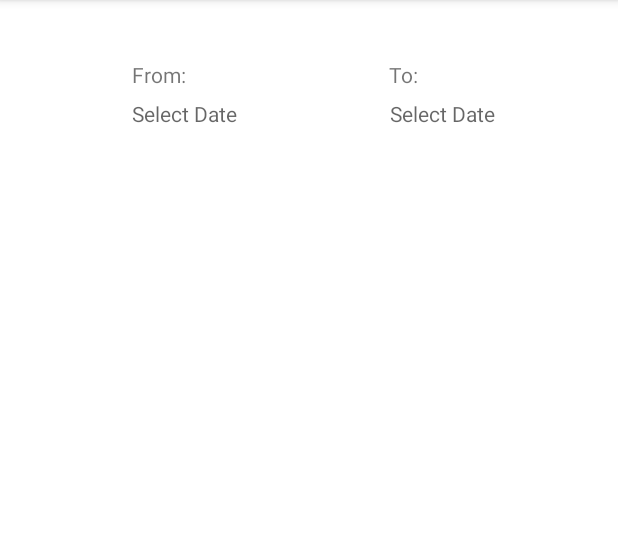
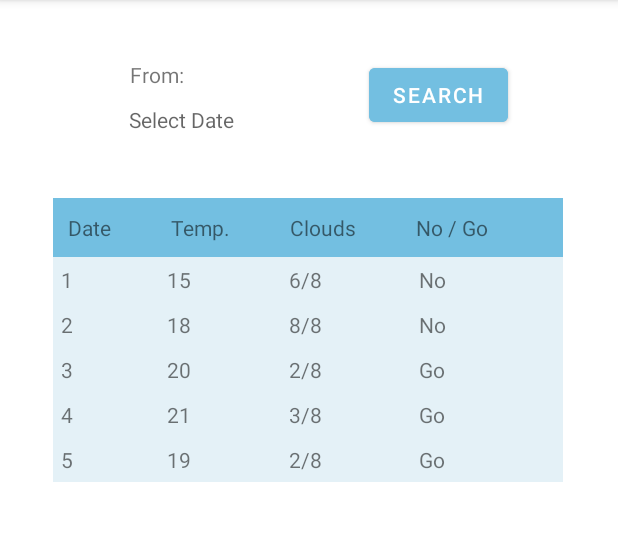
Before and after one commit to roeelap/weather-mobile-app, an Android app: the MainActivity screen opened directly, with no data from a screen before it, on a phone screen of 412 x 824 dp, the part 84-625 px from its top. Run offline under Robolectric (Android 15) with nearby library versions, the phone set to English and light mode, and no system bars.

Commit message:
Main activity with a dste select, search and a demo table

```diff
--- a/client/app/src/main/AndroidManifest.xml
+++ b/client/app/src/main/AndroidManifest.xml
@@ -9,7 +9,7 @@
         android:allowBackup="true"
         android:dataExtractionRules="@xml/data_extraction_rules"
         android:fullBackupContent="@xml/backup_rules"
-        android:icon="@mipmap/ic_launcher"
+        android:icon="@android:drawable/ic_dialog_map"
         android:label="@string/app_name"
         android:supportsRtl="true"
         android:theme="@style/Theme.TeamWeather"
@@ -33,7 +33,7 @@
             android:name=".MainActivity"
             android:exported="false" />
 
-<!--        date first-->
+<!--        date first for debugging use-->
 <!--        <activity-->
 <!--            android:name=".MapsActivity"-->
 <!--            android:exported="true" />-->
@@ -47,6 +47,7 @@
 <!--                <category android:name="android.intent.category.LAUNCHER" />-->
 <!--            </intent-filter>-->
 <!--        </activity>-->
+
     </application>
 
 </manifest>
--- a/client/app/src/main/java/com/example/teamweather/MainActivity.java
+++ b/client/app/src/main/java/com/example/teamweather/MainActivity.java
@@ -17,15 +17,14 @@ public class MainActivity extends AppCompatActivity {
 
     private static final String TAG = "MainActivity";
 
-    private TextView mDisplayDateFrom, mDisplayDateTo;
-    private DatePickerDialog.OnDateSetListener mDateSetListenerFrom, mDateSetListenerTo;
+    private TextView mDisplayDateFrom;
+    private DatePickerDialog.OnDateSetListener mDateFromSetListener;
 
     @Override
     protected void onCreate(Bundle savedInstanceState) {
         super.onCreate(savedInstanceState);
         setContentView(R.layout.activity_main);
         mDisplayDateFrom = (TextView) findViewById(R.id.textView_selectDateFrom);
-        mDisplayDateTo = (TextView) findViewById(R.id.textView_selectDateFrom);
 
         mDisplayDateFrom.setOnClickListener(new View.OnClickListener() {
             @Override
@@ -37,19 +36,21 @@ public class MainActivity extends AppCompatActivity {
 
                     DatePickerDialog dialog = new DatePickerDialog(
                             MainActivity.this,
-                        android.R.style.Widget_Holo_ActionBar_Solid,
-                        mDateSetListenerFrom,
+                            android.R.style.Theme_Holo_Dialog_MinWidth,
+                            mDateFromSetListener,
                             year, month, day);
                     dialog.getWindow().setBackgroundDrawable(new ColorDrawable(Color.TRANSPARENT));
                     dialog.show();
             }
         });
 
-        mDateSetListenerFrom = new DatePickerDialog.OnDateSetListener() {
-            @Override
-            public void onDateSet(DatePicker datePicker, int year, int month, int day) {
-                Log.d(TAG, "onDateSet: date: " + day + "/" + month + "/" + year);
-            }
+
+        mDateFromSetListener = (datePicker, year, month, day) -> {
+            month = month + 1;
+            Log.d(TAG, "onDateSet: date: dd/mm/yyyy " + day + "/" + month + "/" + year);
+
+            String dateFrom = day + "/" + month + "/" + year;
+            mDisplayDateFrom.setText(dateFrom);
         };
     }
 }
--- a/client/app/src/main/res/layout/activity_main.xml
+++ b/client/app/src/main/res/layout/activity_main.xml
@@ -13,7 +13,7 @@
         android:text="From:"
         app:layout_constraintBottom_toBottomOf="parent"
         app:layout_constraintEnd_toEndOf="parent"
-        app:layout_constraintHorizontal_bias="0.234"
+        app:layout_constraintHorizontal_bias="0.23"
         app:layout_constraintStart_toStartOf="parent"
         app:layout_constraintTop_toTopOf="parent"
         app:layout_constraintVertical_bias="0.053" />
@@ -25,34 +25,208 @@
         android:hint="Select Date"
         app:layout_constraintBottom_toBottomOf="parent"
         app:layout_constraintEnd_toEndOf="parent"
-        app:layout_constraintHorizontal_bias="0.258"
+        app:layout_constraintHorizontal_bias="0.252"
         app:layout_constraintStart_toStartOf="parent"
         app:layout_constraintTop_toBottomOf="@+id/textView_from"
-        app:layout_constraintVertical_bias="0.01" />
+        app:layout_constraintVertical_bias="0.015" />
 
-    <TextView
-        android:id="@+id/textView_to"
+    <TableLayout
+        android:layout_width="340dp"
+        android:layout_height="373dp"
+        android:layout_marginTop="32dp"
+        app:layout_constraintBottom_toBottomOf="parent"
+        app:layout_constraintEnd_toEndOf="parent"
+        app:layout_constraintHorizontal_bias="0.492"
+        app:layout_constraintStart_toStartOf="parent"
+        app:layout_constraintTop_toBottomOf="@+id/search"
+        app:layout_constraintVertical_bias="0.045">
+
+        <TableRow
+            android:background="#73BFE1"
+            android:padding="10dp">
+
+            <TextView
+                android:layout_width="wrap_content"
+                android:layout_height="wrap_content"
+                android:layout_weight="1"
+                android:text="Date" />
+
+            <TextView
+                android:layout_width="wrap_content"
+                android:layout_height="wrap_content"
+                android:layout_weight="1"
+                android:text="Temp." />
+
+            <TextView
+                android:layout_width="wrap_content"
+                android:layout_height="wrap_content"
+                android:layout_weight="1"
+                android:text="Clouds" />
+
+            <TextView
+                android:layout_width="wrap_content"
+                android:layout_height="wrap_content"
+                android:layout_weight="1"
+                android:text="No / Go" />
+        </TableRow>
+
+        <TableRow
+            android:background="#E4F1F7"
+            android:padding="5dp">
+
+            <TextView
+                android:layout_width="wrap_content"
+                android:layout_height="wrap_content"
+                android:layout_weight="1"
+                android:text="1" />
+
+            <TextView
+                android:layout_width="wrap_content"
+                android:layout_height="wrap_content"
+                android:layout_weight="1"
+                android:text="15" />
+
+            <TextView
+                android:layout_width="wrap_content"
+                android:layout_height="wrap_content"
+                android:layout_weight="1"
+                android:text="6/8" />
+
+            <TextView
+                android:layout_width="wrap_content"
+                android:layout_height="wrap_content"
+                android:layout_weight="1"
+                android:text="No" />
+        </TableRow>
+
+        <TableRow
+            android:background="#E4F1F7"
+            android:padding="5dp">
+
+            <TextView
+                android:layout_width="wrap_content"
+                android:layout_height="wrap_content"
+                android:layout_weight="1"
+                android:text="2" />
+
+            <TextView
+                android:layout_width="wrap_content"
+                android:layout_height="wrap_content"
+                android:layout_weight="1"
+                android:text="18" />
+
+            <TextView
+                android:layout_width="wrap_content"
+                android:layout_height="wrap_content"
+                android:layout_weight="1"
+                android:text="8/8" />
+
+            <TextView
+                android:layout_width="wrap_content"
+                android:layout_height="wrap_content"
+                android:layout_weight="1"
+                android:text="No" />
+        </TableRow>
+
+        <TableRow
+            android:background="#E4F1F7"
+            android:padding="5dp">
+
+            <TextView
+                android:layout_width="wrap_content"
+                android:layout_height="wrap_content"
+                android:layout_weight="1"
+                android:text="3" />
+
+            <TextView
+                android:layout_width="wrap_content"
+                android:layout_height="wrap_content"
+                android:layout_weight="1"
+                android:text="20" />
+
+            <TextView
+                android:layout_width="wrap_content"
+                android:layout_height="wrap_content"
+                android:layout_weight="1"
+                android:text="2/8" />
+
+            <TextView
+                android:layout_width="wrap_content"
+                android:layout_height="wrap_content"
+                android:layout_weight="1"
+                android:text="Go" />
+        </TableRow>
+
+        <TableRow
+            android:background="#E4F1F7"
+            android:padding="5dp">
+
+            <TextView
+                android:layout_width="wrap_content"
+                android:layout_height="wrap_content"
+                android:layout_weight="1"
+                android:text="4" />
+
+            <TextView
+                android:layout_width="wrap_content"
+                android:layout_height="wrap_content"
+                android:layout_weight="1"
+                android:text="21" />
+
+            <TextView
+                android:layout_width="wrap_content"
+                android:layout_height="wrap_content"
+                android:layout_weight="1"
+                android:text="3/8" />
+
+            <TextView
+                android:layout_width="wrap_content"
+                android:layout_height="wrap_content"
+                android:layout_weight="1"
+                android:text="Go" />
+        </TableRow>
+
+        <TableRow
+            android:background="#E4F1F7"
+            android:padding="5dp">
+
+            <TextView
+                android:layout_width="wrap_content"
+                android:layout_height="wrap_content"
+                android:layout_weight="1"
+                android:text="5" />
+
+            <TextView
+                android:layout_width="wrap_content"
+                android:layout_height="wrap_content"
+                android:layout_weight="1"
+                android:text="19" />
+
+            <TextView
+                android:layout_width="wrap_content"
+                android:layout_height="wrap_content"
+                android:layout_weight="1"
+                android:text="2/8" />
+
+            <TextView
+                android:layout_width="wrap_content"
+                android:layout_height="wrap_content"
+                android:layout_weight="1"
+                android:text="Go" />
+        </TableRow>
+    </TableLayout>
+
+    <Button
+        android:id="@+id/search"
         android:layout_width="wrap_content"
         android:layout_height="wrap_content"
-        android:text="To:"
+        android:text="search"
+        android:backgroundTint="#73BFE1"
         app:layout_constraintBottom_toBottomOf="parent"
         app:layout_constraintEnd_toEndOf="parent"
-        app:layout_constraintHorizontal_bias="0.66"
+        app:layout_constraintHorizontal_bias="0.77"
         app:layout_constraintStart_toStartOf="parent"
         app:layout_constraintTop_toTopOf="parent"
-        app:layout_constraintVertical_bias="0.053" />
-
-    <TextView
-        android:id="@+id/textView_selectDateTo"
-        android:layout_width="wrap_content"
-        android:layout_height="wrap_content"
-        android:layout_marginStart="117dp"
-        android:hint="Select Date"
-        app:layout_constraintBottom_toBottomOf="parent"
-        app:layout_constraintEnd_toEndOf="parent"
-        app:layout_constraintHorizontal_bias="0.636"
-        app:layout_constraintStart_toStartOf="parent"
-        app:layout_constraintTop_toBottomOf="@+id/textView_to"
-        app:layout_constraintVertical_bias="0.01" />
+        app:layout_constraintVertical_bias="0.055" />
 
 </androidx.constraintlayout.widget.ConstraintLayout>
```
Lines whose indentation alone changed are shown as unchanged.
